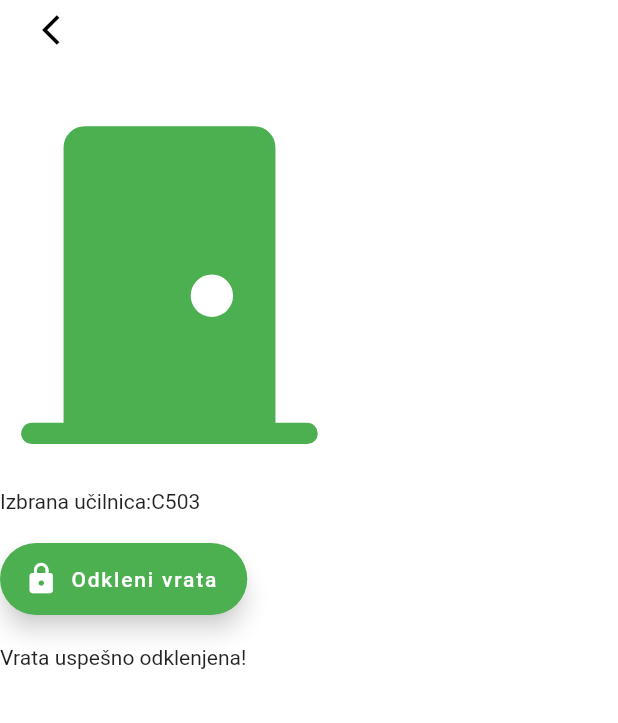
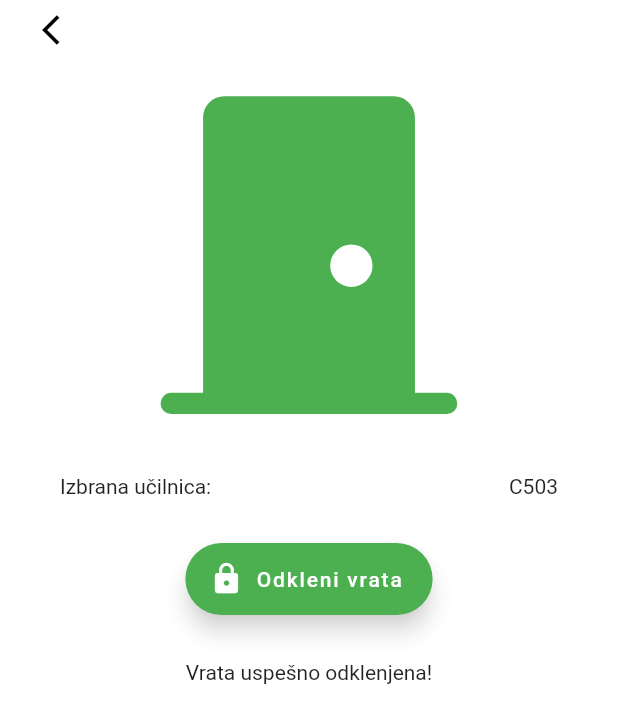
Before and after one commit to SCVApp/SCVAppFlutter, a Flutter app: the DoorUnlockUserPage screen opened directly, on a phone screen of 412 x 824 dp. Shown: the top 723 px of the screen. Run offline on Flutter 3.47's test engine with Material 2 defaults, Android fonts, the phone set to English and light mode, and no system bars; our stand-ins replace babstrap_settings_screen, cached_network_image, dots_indicator, flutter_linkify, flutter_svg, get and 8 more; missing offline and left inert: app_settings, dart:ffi, ff_navigation_bar, flutter_picker, flutter_web_auth; accounts and stored records are empty.

Commit message:
Added spacing between elements

```diff
--- a/lib/DoorUnlock/DoorUnlockUser.dart
+++ b/lib/DoorUnlock/DoorUnlockUser.dart
@@ -1,8 +1,6 @@
 import 'package:flutter/material.dart';
-import 'package:qr_flutter/qr_flutter.dart';
 import 'package:scv_app/Components/backBtn.dart';
-import 'package:scv_app/DoorUnlock/components/DoorCardWidget.dart';
-import 'package:scv_app/DoorUnlock/components/DoorCardsWidget.dart';
+import 'package:scv_app/Data/functions.dart';
 import '../Data/data.dart';
 import 'package:flutter_svg/flutter_svg.dart';
 
@@ -24,12 +22,13 @@ class _DoorUnlockUserPage extends State<DoorUnlockUserPage> {
   Widget build(BuildContext context) {
     return Scaffold(
         body: SafeArea(
-            child: Wrap(
-      spacing: 20,
-      direction: Axis.vertical,
-      alignment: WrapAlignment.center,
+            child: Column(
       children: [
         backButton(context),
+        Padding(
+          child: Column(
+              mainAxisAlignment: MainAxisAlignment.spaceAround,
+              children: [
                 Container(
                   height: (MediaQuery.of(context).size.width * 0.5) + 40,
                   //add svg asset image
@@ -46,7 +45,6 @@ class _DoorUnlockUserPage extends State<DoorUnlockUserPage> {
                     Text("C503"),
                   ],
                 ),
-        //button with lock icon and text Odlkleni vrata
                 FloatingActionButton.extended(
                   onPressed: () {},
                   icon: Icon(
@@ -60,6 +58,9 @@ class _DoorUnlockUserPage extends State<DoorUnlockUserPage> {
                 Container(
                   child: Text("Vrata uspešno odklenjena!"),
                 ),
+              ].withSpaceBetween(spacing: 30)),
+          padding: EdgeInsets.symmetric(horizontal: 40),
+        )
       ],
     )));
   }
```
Also changed, not shown: lib/Data/functions.dart (+9 -0 lines). Lines whose indentation alone changed are shown as unchanged.
